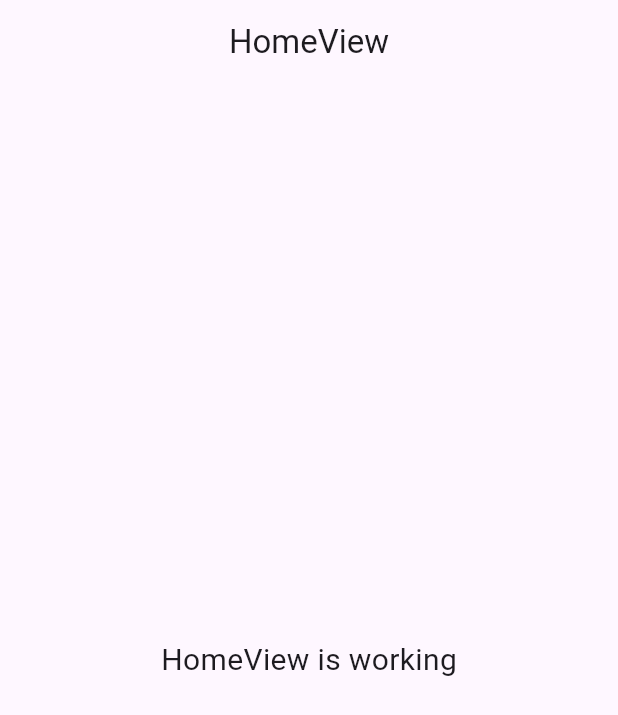
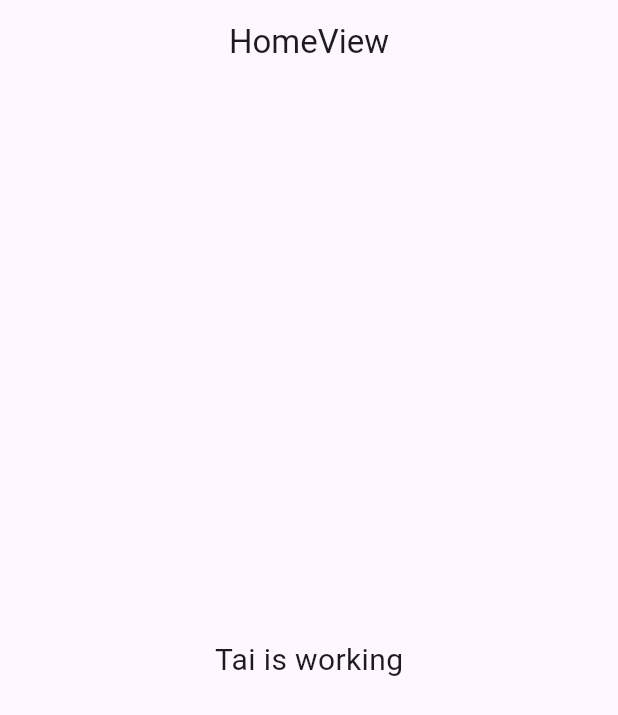
Before and after one commit to Dhamie27/tuner, a Flutter app: the screen it shows after launch, on a phone screen of 412 x 824 dp. Shown: the top 715 px of the screen. Run offline on Flutter 3.47's test engine with Material 3 defaults, Android fonts, the phone set to English and light mode, and no system bars; our stand-ins replace get.

Commit message:
test commit

```diff
--- a/lib/app/modules/home/views/home_view.dart
+++ b/lib/app/modules/home/views/home_view.dart
@@ -15,7 +15,7 @@ class HomeView extends GetView<HomeController> {
       ),
       body: const Center(
         child: Text(
-          'HomeView is working',
+          'Tai is working',
           style: TextStyle(fontSize: 20),
         ),
       ),
```
